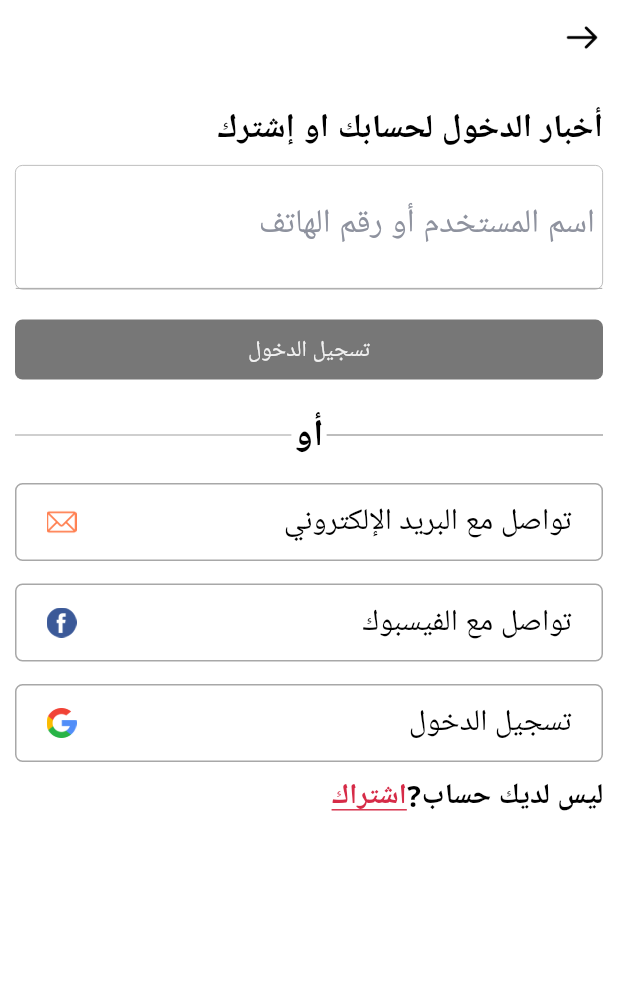
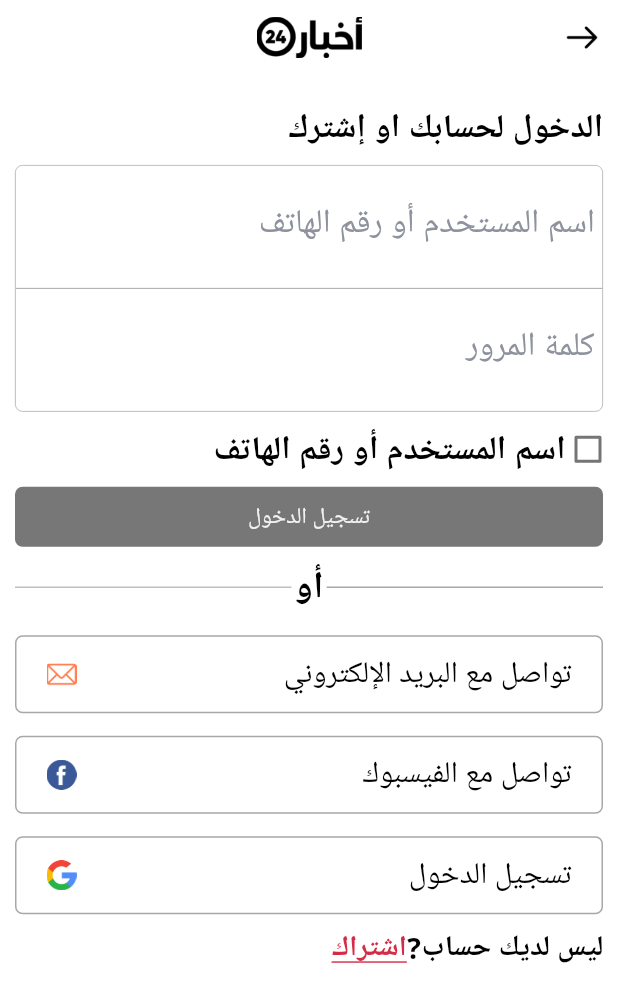
Before and after one commit to waqas3999/a24_Skeleton, a Flutter app: the SignIn screen opened directly, after a tap on "تسجيل الدخول", on a phone screen of 412 x 824 dp. Shown: the top 1002 px of the screen. Run offline on Flutter 3.47's test engine with Material 2 defaults, Android fonts, the phone set to English and light mode, and no system bars; our stand-ins replace carousel_slider, flutter_native_splash, geocoding, geolocator, google_fonts, image_picker and 1 more; Roboto replaces fonts that are missing (Poppins).

Commit message:
a_24 skeleton set screen flow by taping of button

```diff
--- a/lib/main.dart
+++ b/lib/main.dart
@@ -1,10 +1,10 @@
 import 'package:a24_skeleton/screens/base_landing/base_landing.dart';
 import 'package:flutter/material.dart';
+import 'package:flutter_native_splash/flutter_native_splash.dart';
 
 void main() {
-  /* WidgetsBinding widgetsBinding = WidgetsFlutterBinding.ensureInitialized();
+  WidgetsBinding widgetsBinding = WidgetsFlutterBinding.ensureInitialized();
   FlutterNativeSplash.preserve(widgetsBinding: widgetsBinding);
-*/
   runApp(MyApp());
 }
 
@@ -16,7 +16,6 @@ class MyApp extends StatefulWidget {
 }
 
 class _MyAppState extends State<MyApp> {
-  /*
   @override
   void initState() {
     super.initState();
@@ -28,12 +27,12 @@ class _MyAppState extends State<MyApp> {
     // the splash screen is displayed.  Remove the following example because
     // delaying the user experience is a bad design practice!
     // ignore_for_file: avoid_print
-    print('ready in 3...');
+    print('ready in 1...');
     await Future.delayed(const Duration(seconds: 1));
     print('go!');
     FlutterNativeSplash.remove();
   }
-*/
+
   // This widget is the root of your application.
   @override
   Widget build(BuildContext context) {
--- a/lib/screens/sign_in/sign_in.dart
+++ b/lib/screens/sign_in/sign_in.dart
@@ -3,7 +3,7 @@ import 'package:a24_skeleton/screens/base_landing/custom_appbar.dart';
 import 'package:a24_skeleton/screens/sign_in/signin_widget/appbutton.dart';
 import 'package:a24_skeleton/screens/sign_in/signin_widget/combine_textfield.dart';
 import 'package:a24_skeleton/screens/sign_in/signin_widget/signin_btn.dart';
-import 'package:a24_skeleton/screens/signup/signup1.dart';
+import 'package:a24_skeleton/screens/signup/signup.dart';
 import 'package:a24_skeleton/screens/utils/utils.dart';
 import 'package:flutter/material.dart';
 
@@ -24,10 +24,11 @@ class _SignInState extends State<SignIn> {
       appBar: CustomAppBar(
         trailing_icon: "images/arrow_right.png",
         traling_iconcolor: 0xFF000000,
-        center_icon: "images/login.PNG",
+        center_icon: "images/a24_logo_white.png",
+        center_icon_color: 0xFF000000,
         ontrailingClick: null,
+        leading_iconcolor: 0xFF000000,
         bg_color: 0xFFFFFFFF,
-        leading_iconcolor: 0xFF000000,
       ),
       body: Padding(
         padding: const EdgeInsets.only(left: 10, right: 10, top: 20),
@@ -76,10 +77,10 @@ class _SignInState extends State<SignIn> {
               AppButton(
                   label: "تسجيل الدخول",
                   textColor: 0xffF1F1F1,
-                  buttoncolor: 0xFF0000FF,
+                  buttoncolor: 0xFF777777,
                   onPress: () {
                     Navigator.of(context)
-                        .push(MaterialPageRoute(builder: (_) => Signup1()));
+                        .push(MaterialPageRoute(builder: (_) => Signup2()));
                   }),
               const SizedBox(
                 height: 10,
--- a/lib/screens/signup/signup.dart
+++ b/lib/screens/signup/signup.dart
@@ -1,68 +1,163 @@
+import 'package:a24_skeleton/screens/base_landing/base_landing.dart';
 import 'package:a24_skeleton/screens/base_landing/custom_appbar.dart';
 import 'package:a24_skeleton/screens/datepicker/DatePicker.dart';
-import 'package:a24_skeleton/screens/menu_screen/menu_screen.dart';
-import 'package:a24_skeleton/screens/searching.dart';
 import 'package:a24_skeleton/screens/sign_in/signin_widget/appbutton.dart';
+import 'package:a24_skeleton/screens/sign_in/signin_widget/combine_textfield.dart';
+import 'package:a24_skeleton/screens/sign_in/signin_widget/signin_btn.dart';
 import 'package:a24_skeleton/screens/utils/utils.dart';
-import 'package:flutter/cupertino.dart';
 import 'package:flutter/material.dart';
 
-class Signup extends StatefulWidget {
-  const Signup({Key? key}) : super(key: key);
+class Signup2 extends StatefulWidget {
+  const Signup2({super.key});
 
   @override
-  State<Signup> createState() => _SignupState();
+  State<Signup2> createState() => _Signup2State();
 }
 
-class _SignupState extends State<Signup> {
+class _Signup2State extends State<Signup2> {
+  bool checked = false;
+
   @override
-  DateTime? _dateTime = DateTime.now();
   Widget build(BuildContext context) {
     return Scaffold(
-        resizeToAvoidBottomInset: false,
+      backgroundColor: app_Whitecolor,
       appBar: CustomAppBar(
-          leading_icon: "images/searching.png",
-          onleadingClick: () {
-            Navigator.push(
-                context, MaterialPageRoute(builder: (_) => Searching()));
+        center_icon: "images/a24_logo_white.png",
+        ontrailingClick: () {
+          Navigator.push(context, MaterialPageRoute(builder: (_) => Signup2()));
         },
-          center_icon: "images/login.PNG",
-          trailing_icon: "images/menu_left.png",
-          ontrailingClick: () {
-            Navigator.push(
-                context, MaterialPageRoute(builder: (_) => MenuScreen()));
-          },
+        center_icon_color: 0xFF000000,
+        trailing_icon: "images/arrow_right.png",
+        bg_color: 0xFFFFFFFF,
         traling_iconcolor: 0xFF000000,
-          bg_color: 0xFFFFFFFF,
         leading_iconcolor: 0xFF000000,
       ),
       body: Padding(
-          padding: EdgeInsets.only(left: 10, right: 10, top: 20),
+        padding: const EdgeInsets.only(left: 10, right: 10, top: 20),
+        child: SingleChildScrollView(
           child: Column(
-            mainAxisAlignment: MainAxisAlignment.center,
+            crossAxisAlignment: CrossAxisAlignment.end,
             children: [
-              Text("أنت غير مشترك", style: login),
-              SizedBox(
+              Text("الدخول لحسابك او إشترك", style: login),
+              const SizedBox(
                 height: 10,
               ),
+              CombineTextField(
+                ispassword: false,
+              ),
+              const SizedBox(
+                height: 10,
+              ),
+              Row(
+                mainAxisAlignment: MainAxisAlignment.end,
+                children: [
                   Text(
-                "إتشحساب اللت التحصل على أخبار مخصصه للك وتتمتع بخاصية حفظ المقالات",
-                style: signup,
-                textAlign: TextAlign.center,
+                    "اسم المستخدم أو رقم الهاتف",
+                    style: login,
+                  ),
+                  const SizedBox(
+                    width: 5,
                   ),
                   SizedBox(
+                    width: 20.0,
+                    height: 20.0,
+                    child: Checkbox(
+                        // materialTapTargetSize:,
+
+                        value: checked,
+                        onChanged: (bool? value) {
+                          setState(() {
+                            checked = value!;
+                          });
+                        }),
+                  ),
+                ],
+              ),
+              const SizedBox(
                 height: 10,
               ),
               AppButton(
-                  label: "قم بالتسجيل",
+                  label: "تسجيل الدخول",
                   textColor: 0xffF1F1F1,
-                  buttoncolor: 0xFF0000FF,
+                  buttoncolor: 0xFF777777,
                   onPress: () {
                     Navigator.of(context)
                         .push(MaterialPageRoute(builder: (_) => DAtePicker()));
                   }),
+              const SizedBox(
+                height: 10,
+              ),
+              Row(
+                mainAxisAlignment: MainAxisAlignment.center,
+                children: [
+                  Expanded(
+                    child:
+                        Container(width: 175, height: 1, color: app_Greycolor),
+                  ),
+                  const SizedBox(
+                    width: 2,
+                  ),
+                  Text(
+                    "أو",
+                    style: or,
+                  ),
+                  const SizedBox(
+                    width: 2,
+                  ),
+                  Expanded(
+                    child: Container(
+                      width: 175,
+                      height: 1,
+                      color: app_Grey_textcolor,
+                    ),
+                  ),
                 ],
               ),
-        ));
+              Signin_Btn(
+                  label: "تواصل مع البريد الإلكتروني",
+                  textColor: 0xFF000000,
+                  imcon: "images/email.png",
+                  iconcolor: 0xFFFF7F50,
+                  onPress: () {
+                    Navigator.pop(context);
+                  }),
+              Signin_Btn(
+                  label: "تواصل مع الفيسبوك",
+                  textColor: 0xFF000000,
+                  imcon: "images/facebook.png",
+                  /*iconcolor: 0xFFFF7F50, */ onPress: () {
+                    Navigator.pop(context);
+                  }),
+              Signin_Btn(
+                  label: "تسجيل الدخول",
+                  textColor: 0xFF000000,
+                  imcon: "images/google.png",
+                  /*iconcolor: 0xFF000000,*/ onPress: () {
+                    Navigator.pop(context);
+                  }),
+              GestureDetector(
+                onTap: () {
+                  Navigator.of(context).push(
+                      MaterialPageRoute(builder: (_) => const BaseLandiing()));
+                },
+                child: Padding(
+                  padding: const EdgeInsets.only(top: 10),
+                  child: Row(
+                    mainAxisAlignment: MainAxisAlignment.end,
+                    children: [
+                      Text(
+                        "اشتراك",
+                        style: share,
+                      ),
+                      Text("?ليس لديك حساب", style: account),
+                    ],
+                  ),
+                ),
+              ),
+            ],
+          ),
+        ),
+      ),
+    );
   }
 }
--- a/lib/screens/signup/signup1.dart
+++ /dev/null
@@ -1,134 +0,0 @@
-import 'package:a24_skeleton/screens/base_landing/base_landing.dart';
-import 'package:a24_skeleton/screens/base_landing/custom_appbar.dart';
-import 'package:a24_skeleton/screens/sign_in/signin_widget/appbutton.dart';
-import 'package:a24_skeleton/screens/sign_in/signin_widget/combine_textfield.dart';
-import 'package:a24_skeleton/screens/sign_in/signin_widget/signin_btn.dart';
-import 'package:a24_skeleton/screens/signup/signup2.dart';
-import 'package:a24_skeleton/screens/utils/utils.dart';
-import 'package:flutter/material.dart';
-
-class Signup1 extends StatefulWidget {
-  const Signup1({super.key});
-
-  @override
-  State<Signup1> createState() => _Signup1State();
-}
-
-class _Signup1State extends State<Signup1> {
-  bool checked = false;
-
-  @override
-  Widget build(BuildContext context) {
-    return Scaffold(
-      backgroundColor: app_Whitecolor,
-      appBar: CustomAppBar(
-        center_icon: "images/login.PNG",
-        ontrailingClick: () {
-          Navigator.push(context, MaterialPageRoute(builder: (_) => Signup2()));
-        },
-        trailing_icon: "images/arrow_right.png",
-        bg_color: 0xFFFFFFFF,
-        traling_iconcolor: 0xFF000000,
-        leading_iconcolor: 0xFF000000,
-      ),
-      body: Padding(
-        padding: const EdgeInsets.only(left: 10, right: 10, top: 20),
-        child: SingleChildScrollView(
-          child: Column(
-            crossAxisAlignment: CrossAxisAlignment.end,
-            children: [
-              Text("أخبار الدخول لحسابك او إشترك", style: login),
-              const SizedBox(
-                height: 10,
-              ),
-              CombineTextField(
-                ispassword: true,
-              ),
-              SizedBox(
-                height: 20,
-              ),
-              AppButton(
-                  label: "تسجيل الدخول",
-                  textColor: 0xffF1F1F1,
-                  buttoncolor: 0xFF777777,
-                  onPress: () {
-                    Navigator.of(context).push(MaterialPageRoute(
-                        builder: (_) => const BaseLandiing()));
-                  }),
-              SizedBox(
-                height: 20,
-              ),
-              Row(
-                mainAxisAlignment: MainAxisAlignment.center,
-                children: [
-                  Expanded(
-                    child:
-                        Container(width: 175, height: 1, color: app_Greycolor),
-                  ),
-                  const SizedBox(
-                    width: 2,
-                  ),
-                  Text(
-                    "أو",
-                    style: or,
-                  ),
-                  const SizedBox(
-                    width: 2,
-                  ),
-                  Expanded(
-                    child: Container(
-                      width: 175,
-                      height: 1,
-                      color: app_Grey_textcolor,
-                    ),
-                  ),
-                ],
-              ),
-              Signin_Btn(
-                  label: "تواصل مع البريد الإلكتروني",
-                  textColor: 0xFF000000,
-                  imcon: "images/email.png",
-                  iconcolor: 0xFFFF7F50,
-                  onPress: () {
-                    Navigator.pop(context);
-                  }),
-              Signin_Btn(
-                  label: "تواصل مع الفيسبوك",
-                  textColor: 0xFF000000,
-                  imcon: "images/facebook.png",
-                  /*iconcolor: 0xFFFF7F50, */ onPress: () {
-                    Navigator.pop(context);
-                  }),
-              Signin_Btn(
-                  label: "تسجيل الدخول",
-                  textColor: 0xFF000000,
-                  imcon: "images/google.png",
-                  /*iconcolor: 0xFF000000,*/ onPress: () {
-                    Navigator.pop(context);
-                  }),
-              GestureDetector(
-                onTap: () {
-                  Navigator.of(context).push(
-                      MaterialPageRoute(builder: (_) => const BaseLandiing()));
-                },
-                child: Padding(
-                  padding: const EdgeInsets.only(top: 10),
-                  child: Row(
-                    mainAxisAlignment: MainAxisAlignment.end,
-                    children: [
-                      Text(
-                        "اشتراك",
-                        style: share,
-                      ),
-                      Text("?ليس لديك حساب", style: account),
-                    ],
-                  ),
-                ),
-              ),
-            ],
-          ),
-        ),
-      ),
-    );
-  }
-}
```
Also changed, not shown: lib/screens/chooseteam/choose_team.dart (deleted, +0 -28 lines), lib/screens/datepicker/DatePicker.dart (+5 -4 lines), lib/screens/foreignexcahngesetting/foreign_ex_setting.dart (deleted, +0 -39 lines), lib/screens/signup/signup2.dart (deleted, +0 -161 lines), pubspec.yaml (+2 -6 lines), images/beard.png (added), 4 other files. Lines whose indentation alone changed are shown as unchanged.
